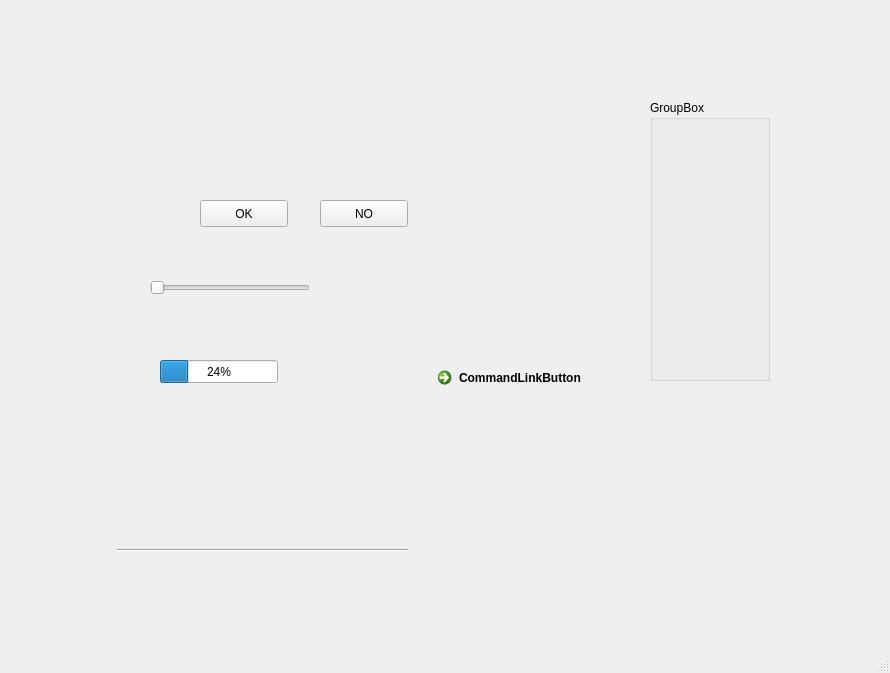
Qt form src/mainwindow.ui (gunnerdumas/parkinson_app) before a commit.
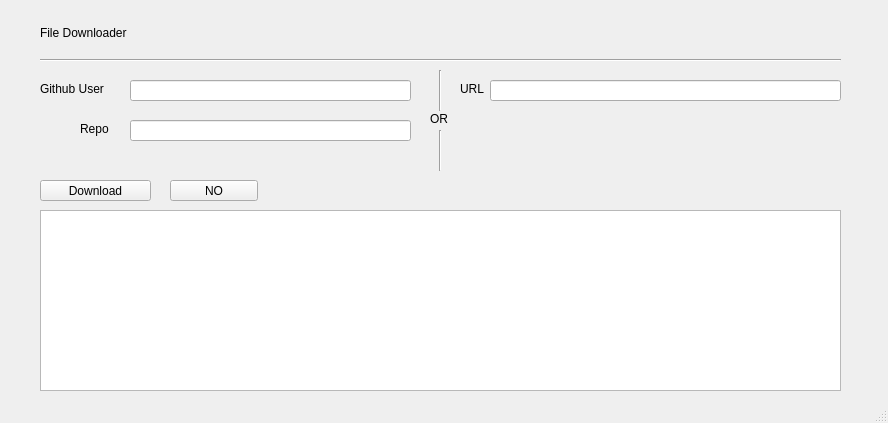
The same form after that commit.

```diff
--- a/src/mainwindow.ui
+++ b/src/mainwindow.ui
@@ -6,8 +6,8 @@
    <rect>
     <x>0</x>
     <y>0</y>
-    <width>890</width>
-    <height>673</height>
+    <width>888</width>
+    <height>423</height>
    </rect>
   </property>
   <property name="windowTitle">
@@ -20,74 +20,130 @@
    <widget class="QPushButton" name="okBtn">
     <property name="geometry">
      <rect>
-      <x>200</x>
-      <y>200</y>
-      <width>88</width>
-      <height>27</height>
+      <x>40</x>
+      <y>180</y>
+      <width>111</width>
+      <height>21</height>
      </rect>
     </property>
     <property name="text">
-     <string>OK</string>
+     <string>Download</string>
     </property>
    </widget>
    <widget class="QPushButton" name="noBtn">
     <property name="geometry">
      <rect>
-      <x>320</x>
-      <y>200</y>
+      <x>170</x>
+      <y>180</y>
       <width>88</width>
-      <height>27</height>
+      <height>21</height>
      </rect>
     </property>
     <property name="text">
      <string>NO</string>
     </property>
    </widget>
-   <widget class="QSlider" name="slider">
+   <widget class="QTextBrowser" name="textBrowser">
     <property name="geometry">
      <rect>
-      <x>150</x>
-      <y>280</y>
-      <width>160</width>
-      <height>16</height>
+      <x>40</x>
+      <y>210</y>
+      <width>801</width>
+      <height>181</height>
      </rect>
     </property>
-    <property name="orientation">
-     <enum>Qt::Horizontal</enum>
+   </widget>
+   <widget class="QLineEdit" name="github_user_box">
+    <property name="geometry">
+     <rect>
+      <x>130</x>
+      <y>80</y>
+      <width>281</width>
+      <height>21</height>
+     </rect>
     </property>
    </widget>
-   <widget class="QProgressBar" name="progress">
+   <widget class="QLineEdit" name="github_repo_box">
     <property name="geometry">
      <rect>
-      <x>160</x>
-      <y>360</y>
-      <width>118</width>
-      <height>23</height>
+      <x>130</x>
+      <y>120</y>
+      <width>281</width>
+      <height>21</height>
      </rect>
     </property>
-    <property name="value">
-     <number>24</number>
+   </widget>
+   <widget class="QLabel" name="github_user_label">
+    <property name="geometry">
+     <rect>
+      <x>40</x>
+      <y>80</y>
+      <width>81</width>
+      <height>18</height>
+     </rect>
     </property>
+    <property name="text">
+     <string>Github User</string>
+    </property>
    </widget>
-   <widget class="QGroupBox" name="groupBox">
+   <widget class="QLabel" name="label_2">
     <property name="geometry">
      <rect>
-      <x>650</x>
-      <y>100</y>
-      <width>120</width>
-      <height>281</height>
+      <x>80</x>
+      <y>120</y>
+      <width>41</width>
+      <height>18</height>
      </rect>
     </property>
-    <property name="title">
-     <string>GroupBox</string>
+    <property name="text">
+     <string>Repo</string>
     </property>
    </widget>
    <widget class="Line" name="line">
     <property name="geometry">
      <rect>
-      <x>117</x>
-      <y>540</y>
-      <width>291</width>
+      <x>430</x>
+      <y>130</y>
+      <width>21</width>
+      <height>41</height>
+     </rect>
+    </property>
+    <property name="orientation">
+     <enum>Qt::Vertical</enum>
+    </property>
+   </widget>
+   <widget class="QLabel" name="label_3">
+    <property name="geometry">
+     <rect>
+      <x>430</x>
+      <y>110</y>
+      <width>21</width>
+      <height>18</height>
+     </rect>
+    </property>
+    <property name="text">
+     <string>OR</string>
+    </property>
+   </widget>
+   <widget class="Line" name="line_2">
+    <property name="geometry">
+     <rect>
+      <x>430</x>
+      <y>70</y>
+      <width>21</width>
+      <height>41</height>
+     </rect>
+    </property>
+    <property name="orientation">
+     <enum>Qt::Vertical</enum>
+    </property>
+   </widget>
+   <widget class="Line" name="line_3">
+    <property name="geometry">
+     <rect>
+      <x>40</x>
+      <y>50</y>
+      <width>801</width>
       <height>20</height>
      </rect>
     </property>
@@ -95,20 +151,55 @@
      <enum>Qt::Horizontal</enum>
     </property>
    </widget>
-   <widget class="QCommandLinkButton" name="commandLinkButton">
+   <widget class="QLabel" name="label_4">
     <property name="geometry">
      <rect>
-      <x>430</x>
-      <y>360</y>
-      <width>176</width>
-      <height>41</height>
+      <x>460</x>
+      <y>80</y>
+      <width>31</width>
+      <height>18</height>
      </rect>
     </property>
-    <property name="cursor">
-     <cursorShape>OpenHandCursor</cursorShape>
+    <property name="text">
+     <string>URL</string>
     </property>
+   </widget>
+   <widget class="QLineEdit" name="url_box">
+    <property name="geometry">
+     <rect>
+      <x>490</x>
+      <y>80</y>
+      <width>351</width>
+      <height>21</height>
+     </rect>
+    </property>
+   </widget>
+   <widget class="QLabel" name="Header">
+    <property name="geometry">
+     <rect>
+      <x>40</x>
+      <y>17</y>
+      <width>111</width>
+      <height>31</height>
+     </rect>
+    </property>
+    <property name="sizePolicy">
+     <sizepolicy hsizetype="Preferred" vsizetype="Preferred">
+      <horstretch>5</horstretch>
+      <verstretch>0</verstretch>
+     </sizepolicy>
+    </property>
+    <property name="baseSize">
+     <size>
+      <width>10</width>
+      <height>10</height>
+     </size>
+    </property>
+    <property name="lineWidth">
+     <number>1</number>
+    </property>
     <property name="text">
-     <string>CommandLinkButton</string>
+     <string>File Downloader</string>
     </property>
    </widget>
   </widget>
```
Left out of the diff: 2 changed lines with no effect on the pictures.
